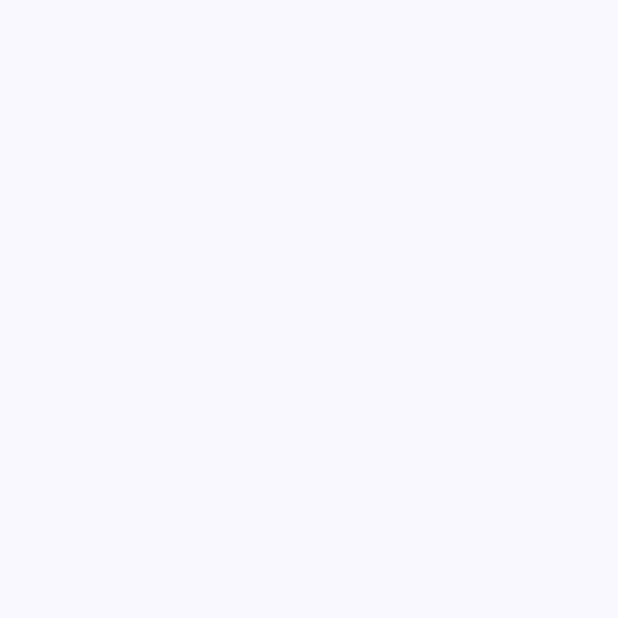
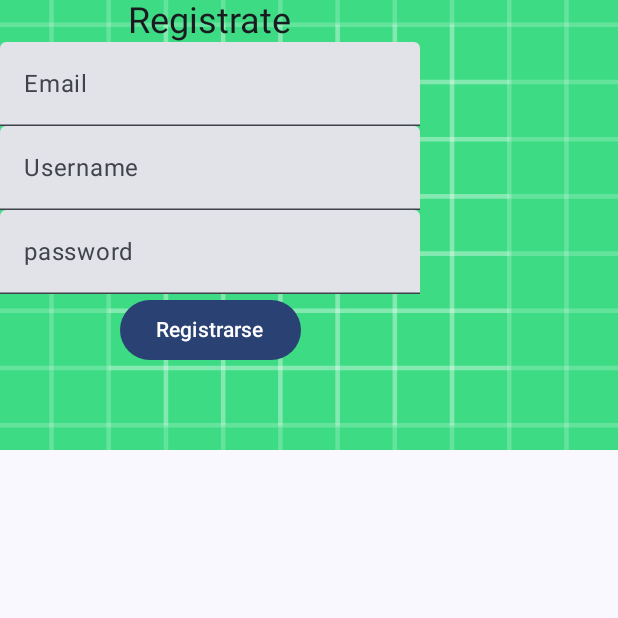
Before and after one commit to brxnzy/Todo-app, an Android app built with Jetpack Compose: the screen it shows after launch (MainActivity), on a phone screen of 412 x 824 dp, the top half of it. Before the commit the part shown is empty. Run offline under Robolectric (Android 15) with nearby library versions, the phone set to English and light mode, and no system bars.

Commit message:
Creacion de las screen login y register en proceso de desarrollo

```diff
--- a/app/build.gradle.kts
+++ b/app/build.gradle.kts
@@ -51,7 +51,6 @@ dependencies {
     implementation(libs.androidx.material3)
 
     implementation("androidx.navigation:navigation-compose:2.9.5")
-    implementation(libs.androidx.navigation.compose.jvmstubs)
 
     testImplementation(libs.junit)
     androidTestImplementation(libs.androidx.junit)
--- a/app/src/main/java/com/example/todoapp/MainActivity.kt
+++ b/app/src/main/java/com/example/todoapp/MainActivity.kt
@@ -6,14 +6,16 @@ import androidx.activity.compose.setContent
 import androidx.activity.enableEdgeToEdge
 import androidx.compose.foundation.layout.fillMaxSize
 import androidx.compose.foundation.layout.padding
+import androidx.compose.material3.BottomAppBar
 import androidx.compose.material3.Scaffold
-import androidx.compose.material3.Text
 import androidx.compose.runtime.Composable
 import androidx.compose.ui.Modifier
 import com.example.todoapp.ui.theme.TodoAppTheme
 import androidx.navigation.compose.NavHost
 import androidx.navigation.compose.composable
 import androidx.navigation.compose.rememberNavController
+import com.example.todoapp.screens.LoginScreen
+import com.example.todoapp.screens.RegisterScreen
 import com.example.todoapp.screens.SplashScreen
 
 class MainActivity : ComponentActivity() {
@@ -22,7 +24,14 @@ class MainActivity : ComponentActivity() {
         enableEdgeToEdge()
         setContent {
             TodoAppTheme {
-                Scaffold(modifier = Modifier.fillMaxSize()) { innerPadding ->
+                Scaffold(
+                    bottomBar = {
+                        BottomAppBar {
+                            // comming soon bottomAppBar
+                        }
+                    },
+                    modifier = Modifier.fillMaxSize()
+                ) { innerPadding ->
                     MainNavigation(modifier = Modifier.padding(innerPadding))
                 }
             }
@@ -34,9 +43,24 @@ class MainActivity : ComponentActivity() {
 fun MainNavigation(modifier : Modifier) {
     val navController = rememberNavController()
 
-    NavHost(navController = navController, startDestination = "splash") {
+    NavHost(navController = navController, startDestination = "register") {
+
         composable(route = "splash") {
             SplashScreen()
         }
+        composable(route = "register") {
+            RegisterScreen(modifier = Modifier) {
+                /* lambda de la funcion onCLickAble
+                para manejar el boton del register */
+            }
+        }
+
+        composable(route = "login") {
+            LoginScreen(modifier = Modifier) {
+                /* lambda de la funcion onCLickAble
+                para manejar el boton del login */
+            }
+        }
+
     }
 }
--- /dev/null
+++ b/app/src/main/java/com/example/todoapp/screens/RegisterScreen.kt
@@ -0,0 +1,84 @@
+package com.example.todoapp.screens
+
+import androidx.compose.foundation.Image
+import androidx.compose.foundation.layout.Arrangement
+import androidx.compose.foundation.layout.Column
+import androidx.compose.foundation.layout.fillMaxWidth
+import androidx.compose.foundation.layout.height
+import androidx.compose.material3.Button
+import androidx.compose.material3.MaterialTheme
+import androidx.compose.material3.Text
+import androidx.compose.material3.TextField
+import androidx.compose.runtime.Composable
+import androidx.compose.runtime.getValue
+import androidx.compose.runtime.mutableStateOf
+import androidx.compose.runtime.remember
+import androidx.compose.runtime.setValue
+import androidx.compose.ui.Alignment
+import androidx.compose.ui.Modifier
+import androidx.compose.ui.layout.ContentScale
+import androidx.compose.ui.res.painterResource
+import androidx.compose.ui.unit.dp
+import com.example.todoapp.R
+
+@Composable
+fun RegisterScreen(modifier : Modifier = Modifier, onClickAble: () -> Unit) {
+    // estados del formulario para mandarlos a la db
+    var username by remember { mutableStateOf(value = "") }
+    var email by remember { mutableStateOf(value = "") }
+    var password by remember { mutableStateOf(value = "") }
+
+    // Imagen para representar el logo
+    Image(
+        painter = painterResource(id = R.drawable.ic_launcher_background),
+        contentDescription = null,
+        contentScale = ContentScale.Crop,
+        modifier = Modifier
+            .fillMaxWidth()
+            .height(height = 300.dp)
+    )
+
+    // formulario del register simple (email, username, password)
+    Column(
+        verticalArrangement = Arrangement.Center,
+        horizontalAlignment = Alignment.CenterHorizontally,
+        modifier = Modifier) {
+
+        Text(text = "Registrate",
+            style = MaterialTheme.typography.titleLarge,
+            modifier = Modifier)
+
+        TextField(
+            value = email,
+            onValueChange = {
+                email = it
+            },
+            label = {
+                Text(text = "Email")
+            }
+        )
+
+        TextField(
+            value = username,
+            onValueChange = {
+                username = it
+            },
+            label = {
+                Text(text = "Username")
+            }
+        )
+
+        TextField(
+            value = password,
+            onValueChange = { password = it },
+            label = {
+                Text(text = "password")
+            }
+        )
+
+        Button(onClick = onClickAble) {
+            Text(text = "Registrarse")
+        }
+
+    }
+}
--- a/app/src/main/java/com/example/todoapp/ui/theme/Type.kt
+++ b/app/src/main/java/com/example/todoapp/ui/theme/Type.kt
@@ -14,12 +14,11 @@ val Typography = Typography(
         fontSize = 16.sp,
         lineHeight = 24.sp,
         letterSpacing = 0.5.sp
-    )
-    /* Other default text styles to override
+    ),
     titleLarge = TextStyle(
         fontFamily = FontFamily.Default,
         fontWeight = FontWeight.Normal,
-        fontSize = 22.sp,
+        fontSize = 24.sp,
         lineHeight = 28.sp,
         letterSpacing = 0.sp
     ),
@@ -30,5 +29,4 @@ val Typography = Typography(
         lineHeight = 16.sp,
         letterSpacing = 0.5.sp
     )
-    */
 )
```
Also changed, not shown: app/src/main/java/com/example/todoapp/screens/LoginScreen.kt (added, +76 -0 lines).
